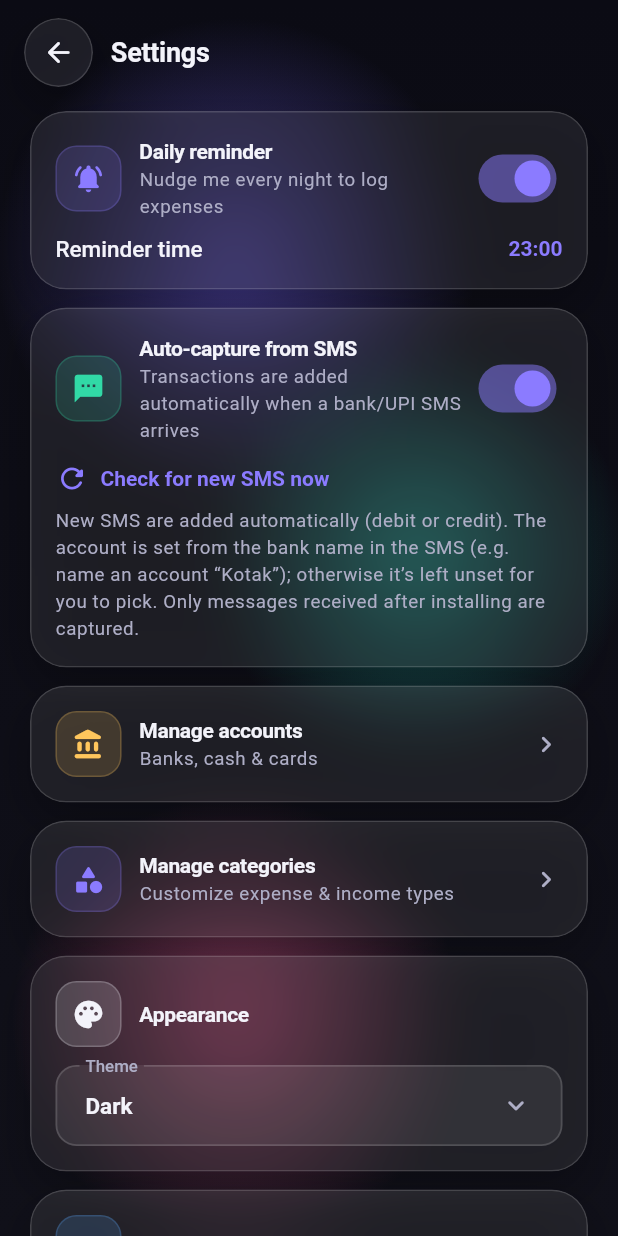
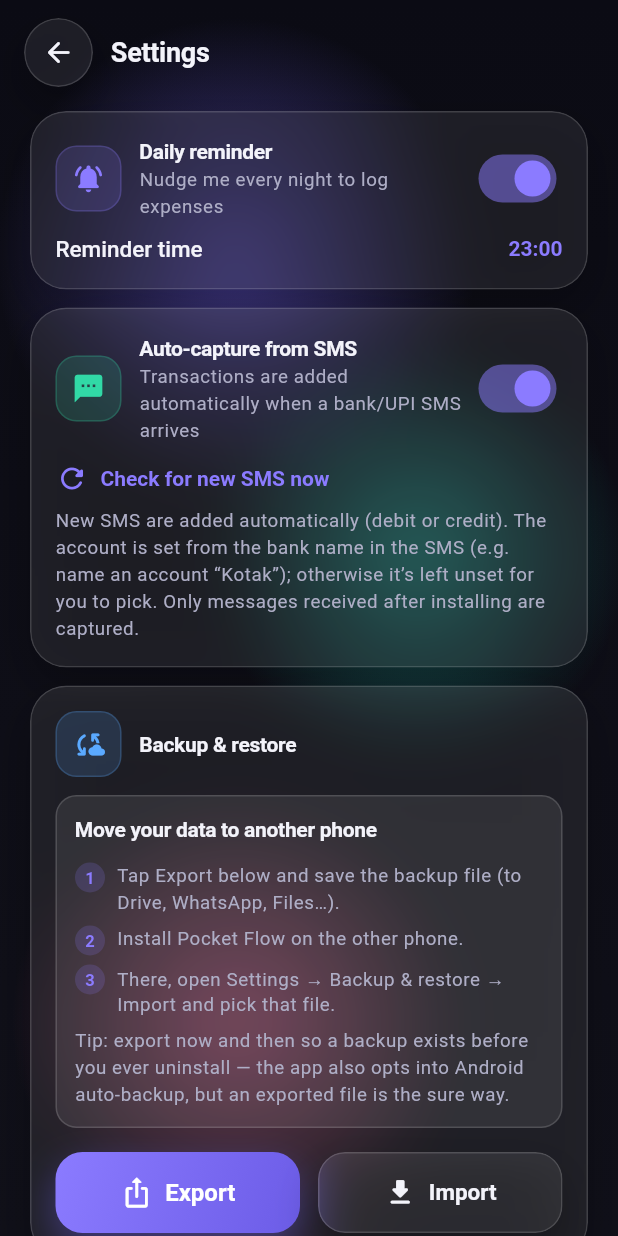
Before and after one commit to syedfarhan-596/Portfolio, a Flutter app: the SettingsScreen screen opened directly, on a phone screen of 412 x 824 dp. Run offline on Flutter 3.47's test engine with Material 3 defaults, Android fonts, the phone set to English and light mode, and no system bars; our stand-ins replace file_picker, flutter_contacts, flutter_local_notifications, flutter_riverpod, share_plus, shared_preferences and 2 more; missing offline and left inert: another_telephony; accounts and stored records are empty.

Commit message:
Restore Backup/Export-Import (moved to top of Settings) + add background SMS
- Backup & restore was still in code but easy to miss at the bottom; extracted to
  a helper and moved directly under the SMS card so it's prominent. Export/Import
  fully functional (share_plus + file_picker).
- True background SMS capture: top-level smsBackgroundHandler runs in a
  background isolate (listenInBackground) to add transactions + notify even when
  the app is closed/killed.
- Audited: all screens/services/permissions intact; bump to 1.4.0+6.

Co-Authored-By: Claude Opus 4.8 <noreply@anthropic.com>
Claude-Session: https://claude.ai/code/session_015jv2Fdrw5L5yCDEZgMgGiU

```diff
--- a/farhans-wallet-flutter/lib/features/settings/settings_screen.dart
+++ b/farhans-wallet-flutter/lib/features/settings/settings_screen.dart
@@ -136,6 +136,8 @@ class _SettingsScreenState extends ConsumerState<SettingsScreen> {
             ),
           ),
           const SizedBox(height: Insets.sm),
+          _backupCard(context),
+          const SizedBox(height: Insets.sm),
           _navCard(Icons.account_balance_rounded, t.warning, 'Manage accounts',
               'Banks, cash & cards', () {
             Navigator.push(context, MaterialPageRoute(builder: (_) => const AccountsScreen()));
@@ -175,8 +177,28 @@ class _SettingsScreenState extends ConsumerState<SettingsScreen> {
             ),
           ),
           const SizedBox(height: Insets.sm),
-          // Backup & restore
           GlassCard(
+            child: Column(
+              crossAxisAlignment: CrossAxisAlignment.start,
+              children: [
+                Text('🔒 100% on your device', style: context.text.titleSmall),
+                const SizedBox(height: 4),
+                Text(
+                  'All your data is stored locally — nothing is uploaded to any server. '
+                  'Uninstalling removes the local copy, so keep an exported backup if you want to restore later.',
+                  style: context.text.bodyMedium?.copyWith(color: t.textMid),
+                ),
+              ],
+            ),
+          ),
+        ],
+      ),
+    );
+  }
+
+  Widget _backupCard(BuildContext context) {
+    final t = context.tokens;
+    return GlassCard(
       child: Column(
         crossAxisAlignment: CrossAxisAlignment.start,
         children: [
@@ -194,7 +216,7 @@ class _SettingsScreenState extends ConsumerState<SettingsScreen> {
               children: [
                 Text('Move your data to another phone', style: context.text.titleSmall),
                 const SizedBox(height: 6),
-                      _step(context, '1', 'Tap Export & share below and save the backup file (to Drive, WhatsApp, Files…).'),
+                _step(context, '1', 'Tap Export below and save the backup file (to Drive, WhatsApp, Files…).'),
                 _step(context, '2', 'Install Pocket Flow on the other phone.'),
                 _step(context, '3', 'There, open Settings → Backup & restore → Import and pick that file.'),
                 const SizedBox(height: 6),
@@ -228,24 +250,6 @@ class _SettingsScreenState extends ConsumerState<SettingsScreen> {
                 ),
               ),
             ],
-                ),
-              ],
-            ),
-          ),
-          const SizedBox(height: Insets.sm),
-          GlassCard(
-            child: Column(
-              crossAxisAlignment: CrossAxisAlignment.start,
-              children: [
-                Text('🔒 100% on your device', style: context.text.titleSmall),
-                const SizedBox(height: 4),
-                Text(
-                  'All your data is stored locally — nothing is uploaded to any server. '
-                  'Uninstalling removes the local copy, so keep an exported backup if you want to restore later.',
-                  style: context.text.bodyMedium?.copyWith(color: t.textMid),
-                ),
-              ],
-            ),
           ),
         ],
       ),
--- a/farhans-wallet-flutter/pubspec.yaml
+++ b/farhans-wallet-flutter/pubspec.yaml
@@ -1,7 +1,7 @@
 name: farhans_wallet
 description: "Farhan's Wallet — premium offline expense, lending & investment tracker."
 publish_to: 'none'
-version: 1.3.0+5
+version: 1.4.0+6
 
 environment:
   sdk: ^3.5.0
```
Also changed, not shown: farhans-wallet-flutter/lib/services/sms_background.dart (added, +67 -0 lines), farhans-wallet-flutter/lib/services/sms_service.dart (+6 -2 lines), farhans-wallet-flutter/lib/state/wallet_state.dart (+7 -2 lines), 3 other files. Lines whose indentation alone changed are shown as unchanged.
